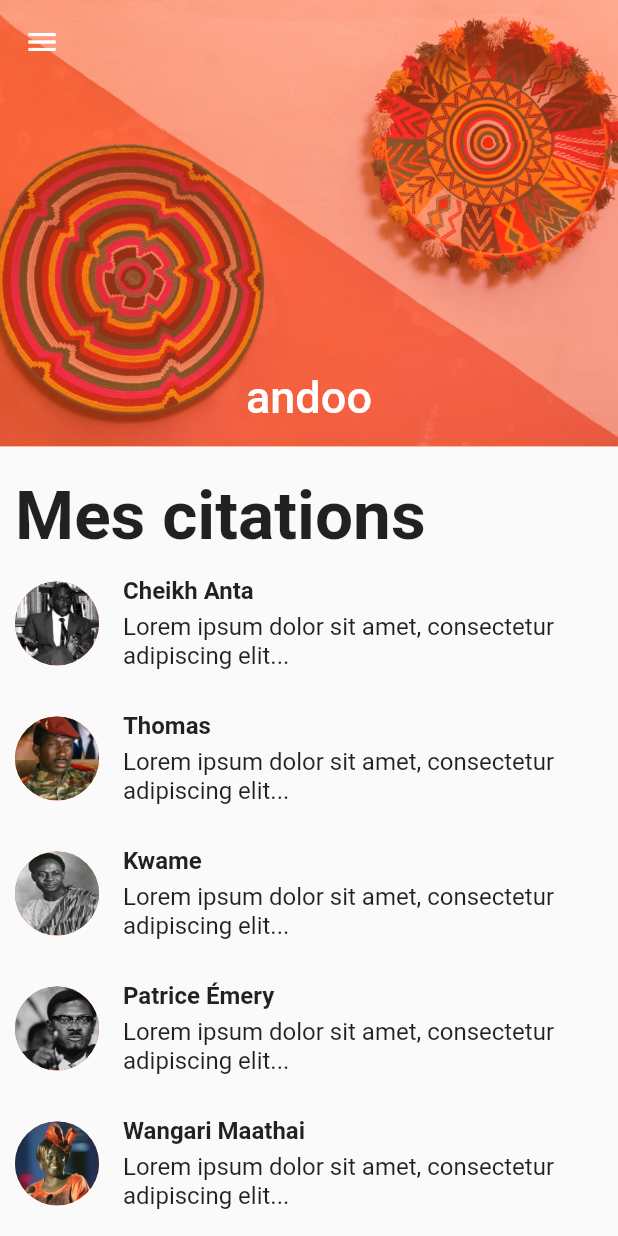
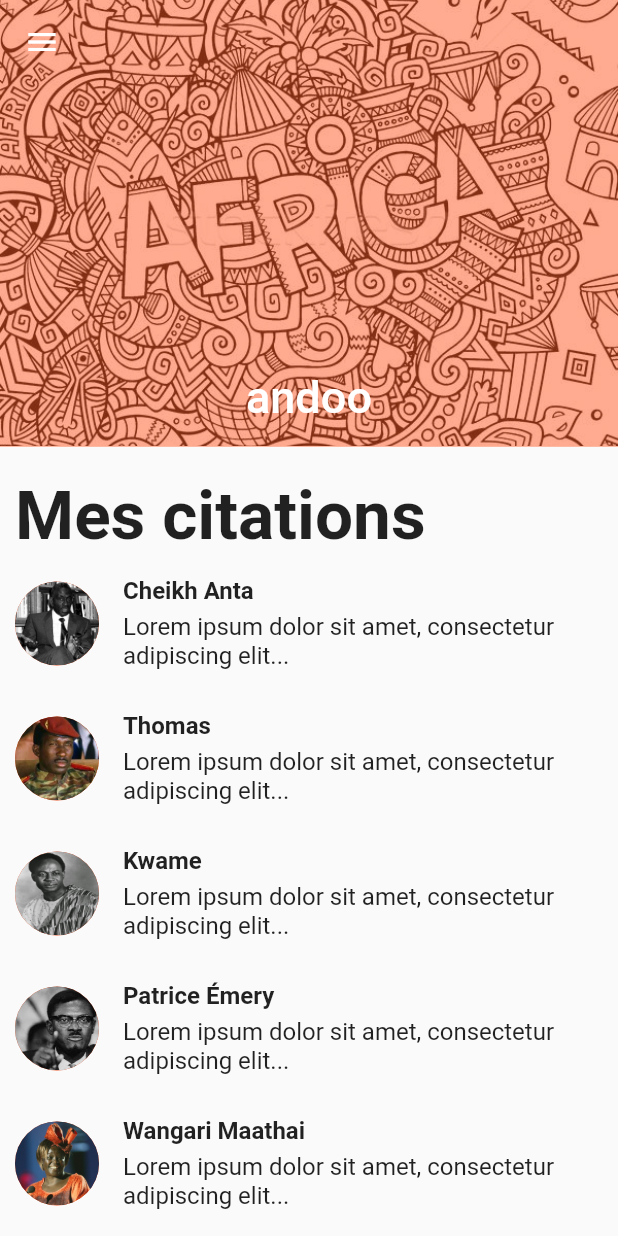
Before and after one commit to alphacpc/App_flutter_quote, a Flutter app: the screen it shows after launch, on a phone screen of 412 x 824 dp. Run offline on Flutter 3.47's test engine with Material 2 defaults, Android fonts, the phone set to English and light mode, and no system bars; drawn by our look-alikes of flutter_slidable; our stand-ins replace getwidget; Roboto replaces fonts that are missing (Cabin).

```diff
--- a/lib/Screens/Detail.dart
+++ b/lib/Screens/Detail.dart
@@ -5,6 +5,8 @@ class Detail extends StatelessWidget {
 
   @override
   Widget build(BuildContext context) {
+    print(context);
+
     return Scaffold(
       appBar: AppBar(
         actions: [],
--- a/lib/Screens/home.dart
+++ b/lib/Screens/home.dart
@@ -58,7 +58,9 @@ class HomePage extends StatelessWidget {
     double fullHeight = MediaQuery.of(context).size.height - 80;
 
     return Scaffold(
-        drawer: Drawer(
+        drawer: Container(
+            width: fullWidth / 2,
+            child: Drawer(
                 child: ListView(
               padding: EdgeInsets.zero,
               children: [
@@ -84,7 +86,7 @@ class HomePage extends StatelessWidget {
                   },
                 ),
               ],
-        )),
+            ))),
         // appBar: AppBar(
         //   title: Text(this.title),
         // ),
@@ -103,7 +105,7 @@ class HomePage extends StatelessWidget {
                           colorFilter: new ColorFilter.mode(
                               Colors.deepOrange.withOpacity(0.5),
                               BlendMode.dstATop),
-                          image: new AssetImage("assets/header.jpg"),
+                          image: new AssetImage("assets/africa1.jpg"),
                           fit: BoxFit.cover)),
                 ),
               ),
--- a/pubspec.yaml
+++ b/pubspec.yaml
@@ -58,6 +58,8 @@ flutter:
     - assets/thomas.jpeg
     - assets/rose.jpeg
     - assets/patrice.jpeg
+    - assets/africa1.jpg
+    - assets/africa2.jpg
 
 
   # An image asset can refer to one or more resolution-specific "variants", see
```
Also changed, not shown: assets/africa1.jpg (added). Lines whose indentation alone changed are shown as unchanged.
